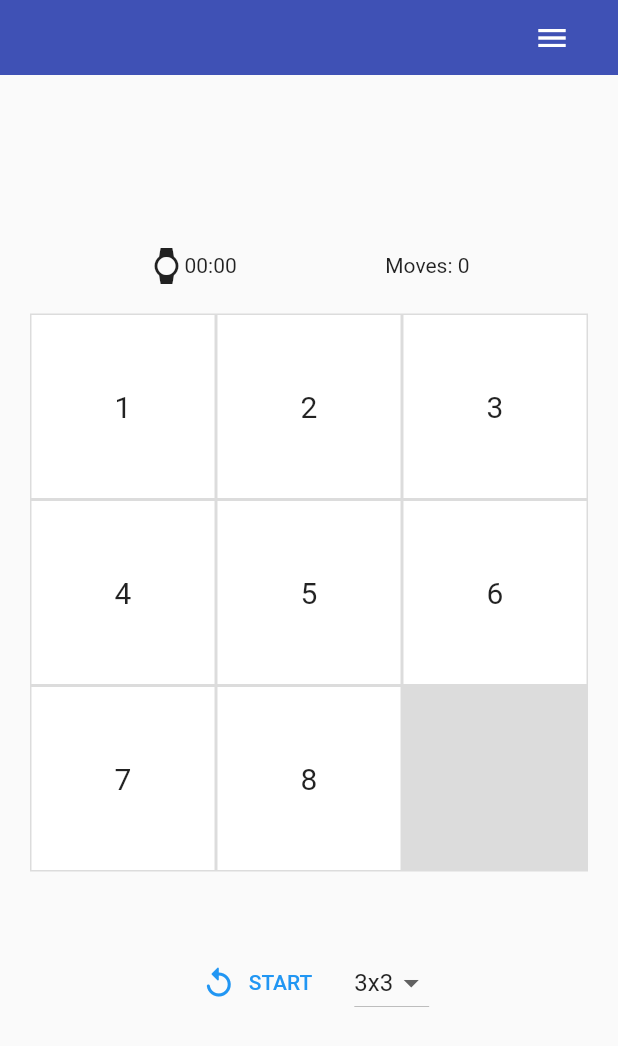
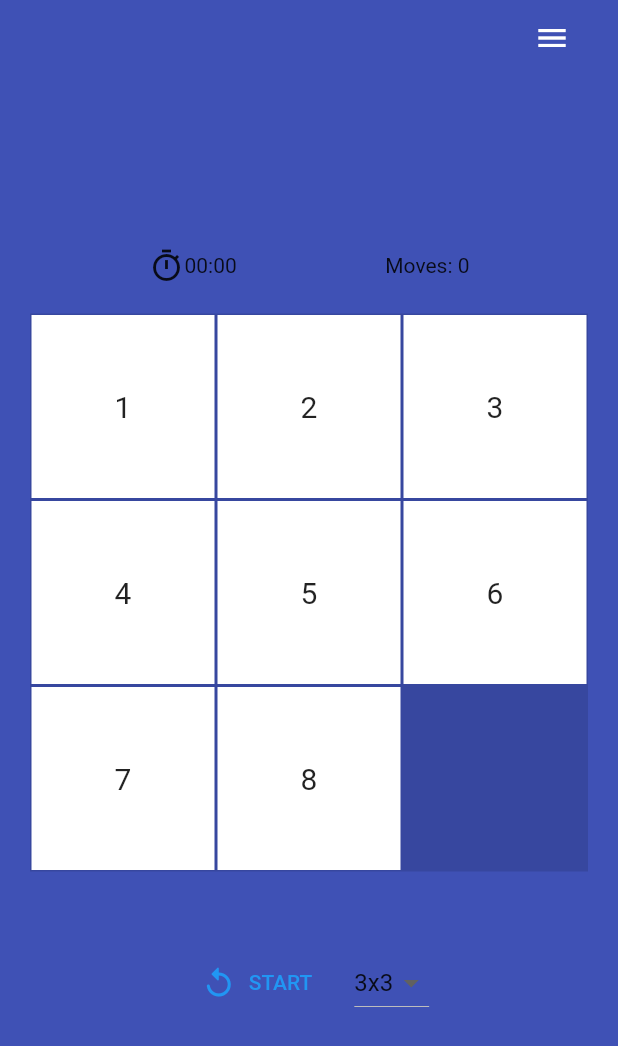
Before and after one commit to MichelVarela/flutter_puzzle_web, a Flutter app: the screen it shows after launch, after a tap on the "discord" icon, on a phone screen of 412 x 824 dp. Shown: the top 1046 px of the screen. Run offline on Flutter 3.47's test engine with Material 2 defaults, Android fonts, the phone set to English and light mode, and no system bars; our stand-ins replace equatable, flutter_hooks, go_router, hooks_riverpod, url_strategy.

Commit message:
add showdialog

```diff
--- a/lib/src/controllers/game_controller.dart
+++ b/lib/src/controllers/game_controller.dart
@@ -1,6 +1,6 @@
 import 'dart:async';
 
-import 'package:flutter/foundation.dart';
+import 'package:flutter/material.dart';
 import 'package:my_app/src/controllers/game_state.dart';
 import 'package:my_app/src/models/puzzle.dart';
 
@@ -13,7 +13,6 @@ class GameController extends ChangeNotifier {
     solved: false,
     moves: 0,
     status: GameStatus.created,
-    type: GameType.clasic,
   );
 
   final ValueNotifier<int> time = ValueNotifier(0);
--- a/lib/src/controllers/game_state.dart
+++ b/lib/src/controllers/game_state.dart
@@ -8,26 +8,20 @@ enum GameStatus {
   solved,
 }
 
-enum GameType {
-  clasic,
-  picture,
-}
-
 class GameState extends Equatable {
-  const GameState(
-      {required this.crossAxisCount,
-      required this.puzzle,
-      required this.solved,
-      required this.moves,
-      required this.status,
-      this.type});
+  const GameState({
+    required this.crossAxisCount,
+    required this.puzzle,
+    required this.solved,
+    required this.moves,
+    required this.status,
+  });
 
   final int crossAxisCount;
   final Puzzle puzzle;
   final bool solved;
   final int moves;
   final GameStatus status;
-  final GameType? type;
 
   GameState copyWith({
     int? crossAxisCount,
@@ -35,7 +29,6 @@ class GameState extends Equatable {
     bool? solved,
     int? moves,
     GameStatus? status,
-    GameType? type,
   }) {
     return GameState(
       crossAxisCount: crossAxisCount ?? this.crossAxisCount,
@@ -43,7 +36,6 @@ class GameState extends Equatable {
       solved: solved ?? this.solved,
       moves: moves ?? this.moves,
       status: status ?? this.status,
-      type: type ?? this.type,
     );
   }
 
@@ -54,6 +46,5 @@ class GameState extends Equatable {
         solved,
         moves,
         status,
-        type,
       ];
 }
--- a/lib/src/models/puzzle.dart
+++ b/lib/src/models/puzzle.dart
@@ -73,8 +73,8 @@ class Puzzle extends Equatable {
       } else {
         // top
         for (final e in column) {
-          if (e.position.y > emptyPosition.y ||
-              e.position.y < tile.position.y) {
+          if (e.position.y < emptyPosition.y ||
+              e.position.y > tile.position.y) {
             continue;
           }
           copy[e.value - 1] = e.move(Position(
--- a/lib/src/my_app.dart
+++ b/lib/src/my_app.dart
@@ -1,4 +1,6 @@
 import 'package:flutter/material.dart';
+import 'package:my_app/src/controllers/game_controller.dart';
+import 'package:provider/provider.dart';
 
 // routes
 import 'routes/app_router.dart';
@@ -11,10 +13,17 @@ class MyApp extends StatelessWidget {
 
   @override
   Widget build(BuildContext context) {
-    return MaterialApp.router(
-      debugShowCheckedModeBanner: false,
-      routerConfig: AppRouter().router,
-      theme: AppThemes.themeLight,
+    return MultiProvider(
+      providers: [
+        ChangeNotifierProvider(
+          create: (_) => GameController(),
+        ),
+      ],
+      child: MaterialApp.router(
+        debugShowCheckedModeBanner: false,
+        routerConfig: AppRouter().router,
+        theme: AppThemes.themeLight,
+      ),
     );
   }
 }
--- a/lib/src/screens/game/game_screen_small.dart
+++ b/lib/src/screens/game/game_screen_small.dart
@@ -1,10 +1,4 @@
-import 'dart:async';
-
 import 'package:flutter/material.dart';
-import 'package:provider/provider.dart';
-
-import '../../controllers/game_controller.dart';
-import '../../utils/time_parser.dart';
 import '../../widgets/game_buttons.dart';
 import '../../widgets/puzzle_interactor.dart';
 import '../../widgets/time_and_moves.dart';
@@ -14,31 +8,15 @@ class GameScreenSmall extends StatelessWidget {
 
   @override
   Widget build(BuildContext context) {
-    return ChangeNotifierProvider(
-      create: (_) {
-        final controller = GameController();
-        controller.onFinish.listen(
-          (_) {
-            Timer(
-              const Duration(
-                milliseconds: 200,
-              ),
-              () {
-                _showWinnerDialog(context, controller);
-              },
-            );
-          },
-        );
-        return controller;
-      },
-      child: Scaffold(
+    return Scaffold(
+      backgroundColor: Colors.indigo,
       body: SafeArea(
         child: Column(
           mainAxisAlignment: MainAxisAlignment.center,
           children: const [
             TimeAndMoves(),
             Padding(
-                padding: EdgeInsets.all(20),
+              padding: EdgeInsets.all(20.0),
               child: AspectRatio(
                 aspectRatio: 1,
                 child: PuzzleInteractor(),
@@ -48,31 +26,6 @@ class GameScreenSmall extends StatelessWidget {
           ],
         ),
       ),
-      ),
-    );
-  }
-
-  void _showWinnerDialog(
-    BuildContext context,
-    GameController controller,
-  ) {
-    showDialog(
-      context: context,
-      builder: (context) => AlertDialog(
-        content: Column(
-          mainAxisSize: MainAxisSize.min,
-          children: [
-            const Text("GREAT JOB"),
-            Text("moves: ${controller.state.moves}"),
-            Text("time: ${parseTime(controller.time.value)}"),
-            const SizedBox(height: 20),
-            TextButton(
-              child: const Text("OK"),
-              onPressed: () => Navigator.pop(context),
-            ),
-          ],
-        ),
-      ),
     );
   }
 }
--- a/lib/src/widgets/game_buttons.dart
+++ b/lib/src/widgets/game_buttons.dart
@@ -13,7 +13,7 @@ class GameButtons extends StatelessWidget {
 
     final state = controller.state;
     return Padding(
-      padding: const EdgeInsets.all(30),
+      padding: const EdgeInsets.all(30.0),
       child: Row(
         mainAxisAlignment: MainAxisAlignment.center,
         children: [
@@ -26,7 +26,7 @@ class GameButtons extends StatelessWidget {
               state.status == GameStatus.created ? "START" : "RESET",
             ),
           ),
-          const SizedBox(width: 20),
+          const SizedBox(width: 20.0),
           DropdownButton<int>(
             items: [3, 4, 5, 6]
                 .map(
--- a/lib/src/widgets/puzzle_tile.dart
+++ b/lib/src/widgets/puzzle_tile.dart
@@ -19,20 +19,20 @@ class PuzzleTile extends StatelessWidget {
       duration: const Duration(
         milliseconds: 200,
       ),
-      left: (tile.position.x - 1) * size,
-      top: (tile.position.y - 1) * size,
+      left: (tile.position.x - 1.0) * size,
+      top: (tile.position.y - 1.0) * size,
       child: GestureDetector(
         onTap: onTap,
         child: Container(
           color: Colors.white,
-          margin: const EdgeInsets.all(1),
-          width: size - 2,
-          height: size - 2,
+          margin: const EdgeInsets.all(1.0),
+          width: size - 2.0,
+          height: size - 2.0,
           alignment: Alignment.center,
           child: Text(
             tile.value.toString(),
             style: const TextStyle(
-              fontSize: 20,
+              fontSize: 20.0,
             ),
           ),
         ),
--- a/lib/src/widgets/time_and_moves.dart
+++ b/lib/src/widgets/time_and_moves.dart
@@ -27,7 +27,7 @@ class TimeAndMoves extends StatelessWidget {
             );
           },
           child: const Icon(
-            Icons.watch,
+            Icons.timer_outlined,
           ),
         ),
         Selector<GameController, int>(
```
Also changed, not shown: lib/src/screens/game/game_screen.dart (+44 -0 lines), lib/src/screens/game/game_screen_large.dart (+23 -1 lines), lib/src/screens/game/game_screen_medium.dart (+23 -1 lines), lib/src/providers.dart (deleted). Lines whose indentation alone changed are shown as unchanged.
